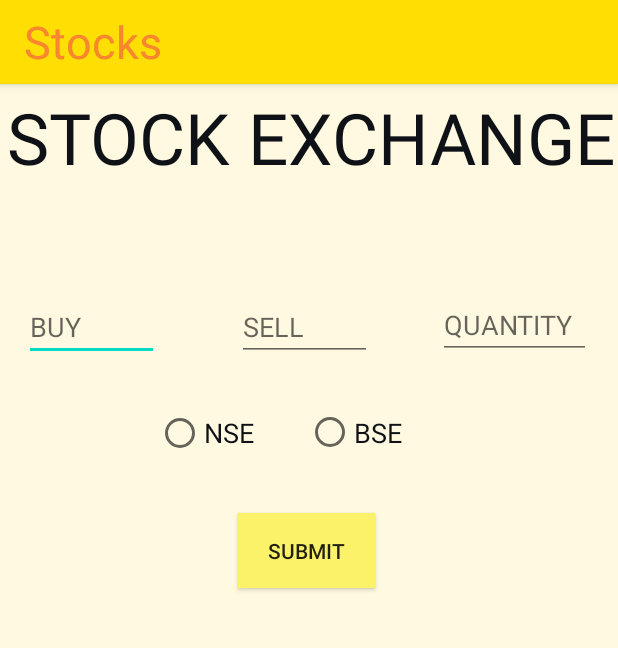
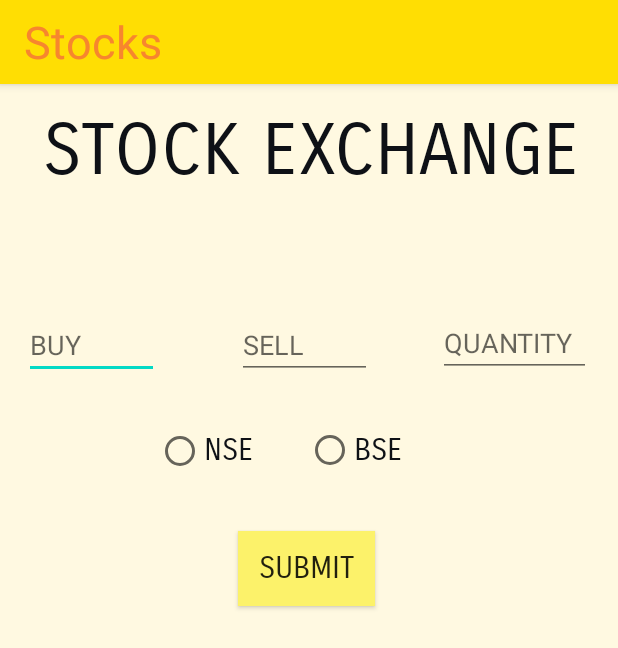
Before and after one commit to avanishinod/StockExchange, an Android app: the screen it shows after launch (MainActivity), on a phone screen of 412 x 824 dp. Shown: the top 648 px of the screen. Run offline under Robolectric (Android 15) with nearby library versions, the phone set to English and light mode, and no system bars.

Commit message:
First format edits

```diff
--- a/app/src/main/res/layout/activity_main.xml
+++ b/app/src/main/res/layout/activity_main.xml
@@ -62,7 +62,8 @@
         android:id="@+id/textView"
         android:layout_width="501dp"
         android:layout_height="79dp"
-        android:layout_marginTop="4dp"
+        android:layout_marginTop="16dp"
+        android:fontFamily="sans-serif-smallcaps"
         android:text="STOCK EXCHANGE"
         android:textAlignment="center"
         android:textColor="#0E1116"
@@ -122,6 +123,8 @@
         android:layout_marginEnd="162dp"
         android:text="SUBMIT"
         android:background="#FCF26A"
+        android:fontFamily="sans-serif-smallcaps"
+        android:textSize="20dp"
         app:layout_constraintEnd_toEndOf="parent"
     app:layout_constraintHorizontal_bias="1.0"
     app:layout_constraintStart_toStartOf="parent"
@@ -151,10 +154,11 @@
             android:id="@+id/radioButton4"
             android:layout_width="100dp"
             android:layout_height="wrap_content"
-         android:text="NSE"
+            android:text="NSE"
+            android:fontFamily="sans-serif-smallcaps"
             android:textColor="#0E1116
 "
-         android:textSize="18sp" />
+         android:textSize="20sp" />
 
         <RadioButton
         android:id="@+id/radioButton3"
@@ -162,7 +166,8 @@
         android:layout_height="47dp"
         android:text="BSE"
             android:textColor="#0E1116"
-        android:textSize="18sp" />
+            android:fontFamily="sans-serif-smallcaps"
+        android:textSize="20sp" />
 
     </RadioGroup>
 
```
